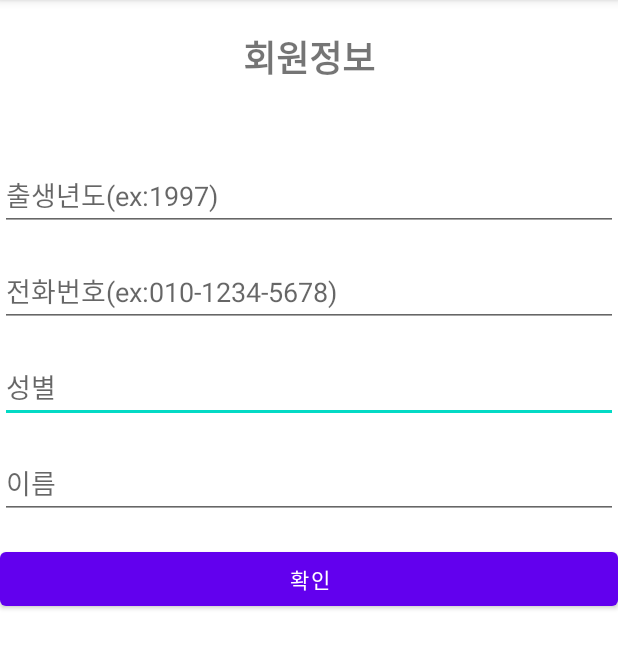
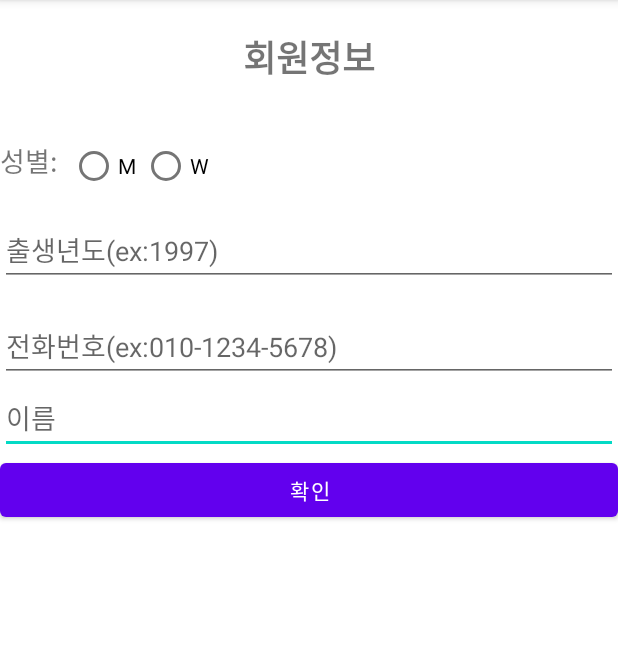
Before and after one commit to Jaeyong1114/jogijotae, an Android app: the Userinformation screen opened directly, with no data from a screen before it, after a tap on "확인", on a phone screen of 412 x 824 dp, the part 84-752 px from its top. Run offline under Robolectric (Android 15) with nearby library versions, the phone set to English and light mode, and no system bars; our stand-ins replace Firebase (no records; nobody signed in at launch, a user with empty details on screens opened directly).

Commit message:
성별 체크박스

```diff
--- a/app/src/main/java/com/examples/jogijotae/Userinformation.java
+++ b/app/src/main/java/com/examples/jogijotae/Userinformation.java
@@ -9,6 +9,8 @@ import android.os.Bundle;
 import android.util.Log;
 import android.view.View;
 import android.widget.EditText;
+import android.widget.RadioButton;
+import android.widget.RadioGroup;
 import android.widget.Toast;
 
 import com.google.android.gms.tasks.OnFailureListener;
@@ -21,6 +23,9 @@ public class Userinformation extends AppCompatActivity {
     //다시수정한다 씨팔
     private static final String TAG = "Memberinfo";
     private FirebaseAuth mAuth;
+    private RadioGroup rg_gender;
+    private RadioButton rb_man,rb_woman;
+    private String str_result;
 
     @Override
     protected void onCreate(Bundle savedInstanceState) {
@@ -28,9 +33,29 @@ public class Userinformation extends AppCompatActivity {
         setContentView(R.layout.userinformation);
 
         mAuth = FirebaseAuth.getInstance();
+        rg_gender=findViewById(R.id.rg_gender); //라디오 버튼들을 담고있는 그룹
+        rb_man=findViewById(R.id.rb_man); // 라디오 버튼
+        rb_woman = findViewById(R.id.rb_woman); // 라디오 버튼
 
         findViewById(R.id.checkButton).setOnClickListener(onClickListener);
+
+
+        rg_gender.setOnCheckedChangeListener(new RadioGroup.OnCheckedChangeListener() {
+            @Override
+            public void onCheckedChanged(RadioGroup group, int i) {
+                if(i == R.id.rb_man) {
+                    str_result = rb_man.getText().toString();
+                }
+                else if(i == R.id.rb_woman){
+                    str_result=rb_woman.getText().toString();
+                }
+
+            }
+        });
     }
+
+
+
 
     View.OnClickListener onClickListener = (v) -> {
         switch (v.getId()) {
@@ -43,10 +68,11 @@ public class Userinformation extends AppCompatActivity {
     private void profileUpdate() {
         String birthyear = ((EditText) findViewById(R.id.birth_editText)).getText().toString();
         String phone = ((EditText) findViewById(R.id.phone_editText)).getText().toString();
-        String gender= ((EditText) findViewById(R.id.gender_editText)).getText().toString();
+        String gender= str_result;
         String name = ((EditText) findViewById(R.id.name_editText)).getText().toString();
 
-        if (birthyear.length() >3 && birthyear.length() <5 && phone.length() > 12 ) {
+
+        if (birthyear.length() >3 && birthyear.length() <5 && phone.length() > 12 && name.length()>0 ) {
             FirebaseUser user = FirebaseAuth.getInstance().getCurrentUser();
             FirebaseFirestore db = FirebaseFirestore.getInstance();
             Memberinfo memberInfo = new Memberinfo(birthyear,phone,gender,name);
--- a/app/src/main/res/layout/userinformation.xml
+++ b/app/src/main/res/layout/userinformation.xml
@@ -6,24 +6,10 @@
     android:layout_height="match_parent"
     tools:context=".Userinformation">
 
-    <EditText
-        android:id="@+id/gender_editText"
-        android:layout_width="0dp"
-        android:layout_height="wrap_content"
-        android:layout_marginTop="16dp"
-        android:ems="10"
-        android:hint="성별"
-        android:inputType="text"
-        app:layout_constraintEnd_toEndOf="parent"
-        app:layout_constraintHorizontal_bias="0.0"
-        app:layout_constraintStart_toStartOf="parent"
-        app:layout_constraintTop_toBottomOf="@+id/phone_editText" />
-
     <Button
         android:id="@+id/checkButton"
         android:layout_width="0dp"
         android:layout_height="wrap_content"
-        android:layout_marginTop="16dp"
         android:text="확인"
         app:layout_constraintEnd_toEndOf="parent"
         app:layout_constraintStart_toStartOf="parent"
@@ -33,14 +19,13 @@
         android:id="@+id/name_editText"
         android:layout_width="0dp"
         android:layout_height="wrap_content"
-        android:layout_marginTop="16dp"
         android:ems="10"
         android:hint="이름"
         android:inputType="text"
         app:layout_constraintEnd_toEndOf="parent"
         app:layout_constraintHorizontal_bias="0.0"
         app:layout_constraintStart_toStartOf="parent"
-        app:layout_constraintTop_toBottomOf="@+id/gender_editText" />
+        app:layout_constraintTop_toBottomOf="@+id/phone_editText" />
 
     <EditText
         android:id="@+id/phone_editText"
@@ -58,13 +43,14 @@
         android:id="@+id/birth_editText"
         android:layout_width="0dp"
         android:layout_height="wrap_content"
-        android:layout_marginTop="50dp"
+        android:layout_marginTop="8dp"
         android:ems="10"
         android:hint="출생년도(ex:1997)"
         android:inputType="textEmailAddress"
         app:layout_constraintEnd_toEndOf="parent"
+        app:layout_constraintHorizontal_bias="0.0"
         app:layout_constraintStart_toStartOf="parent"
-        app:layout_constraintTop_toBottomOf="@+id/text_info" />
+        app:layout_constraintTop_toBottomOf="@+id/rg_gender" />
 
     <TextView
         android:id="@+id/text_info"
@@ -77,4 +63,46 @@
         app:layout_constraintEnd_toEndOf="parent"
         app:layout_constraintStart_toStartOf="parent"
         app:layout_constraintTop_toTopOf="parent" />
+
+    <TextView
+        android:id="@+id/textView9"
+        android:layout_width="wrap_content"
+        android:layout_height="wrap_content"
+        android:layout_marginBottom="44dp"
+        android:text="성별:"
+        android:textSize="18dp"
+        app:layout_constraintBottom_toTopOf="@+id/guideline3"
+        app:layout_constraintStart_toStartOf="parent" />
+
+    <RadioGroup
+        android:id="@+id/rg_gender"
+        android:layout_width="wrap_content"
+        android:layout_height="wrap_content"
+        android:layout_marginStart="8dp"
+        android:orientation="horizontal"
+        app:layout_constraintBottom_toTopOf="@+id/guideline3"
+        app:layout_constraintStart_toEndOf="@+id/textView9"
+        app:layout_constraintTop_toBottomOf="@+id/text_info">
+
+
+        <RadioButton
+            android:id="@+id/rb_man"
+            android:layout_width="match_parent"
+            android:layout_height="wrap_content"
+            android:text="M" />
+
+        <RadioButton
+            android:id="@+id/rb_woman"
+            android:layout_width="match_parent"
+            android:layout_height="wrap_content"
+            android:text="W" />
+    </RadioGroup>
+
+    <androidx.constraintlayout.widget.Guideline
+        android:id="@+id/guideline3"
+        android:layout_width="wrap_content"
+        android:layout_height="wrap_content"
+        android:orientation="horizontal"
+        app:layout_constraintGuide_begin="165dp" />
+
 </androidx.constraintlayout.widget.ConstraintLayout>
```
